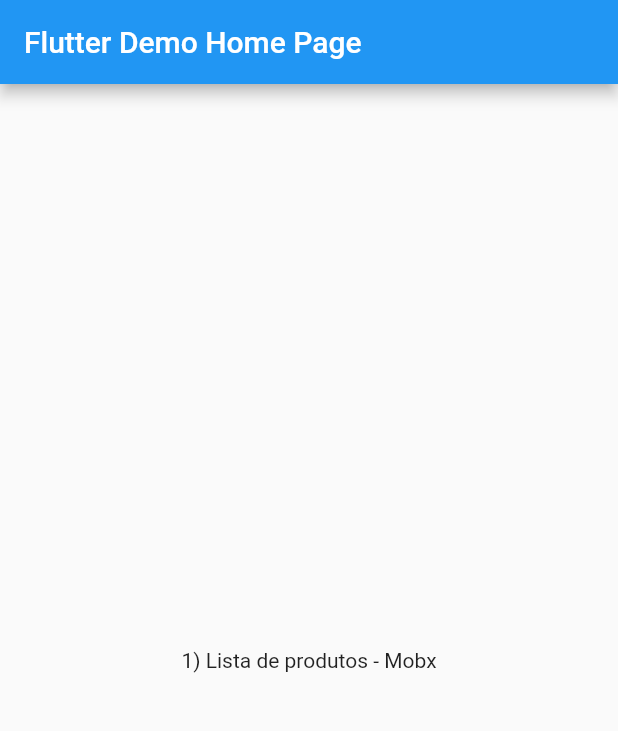
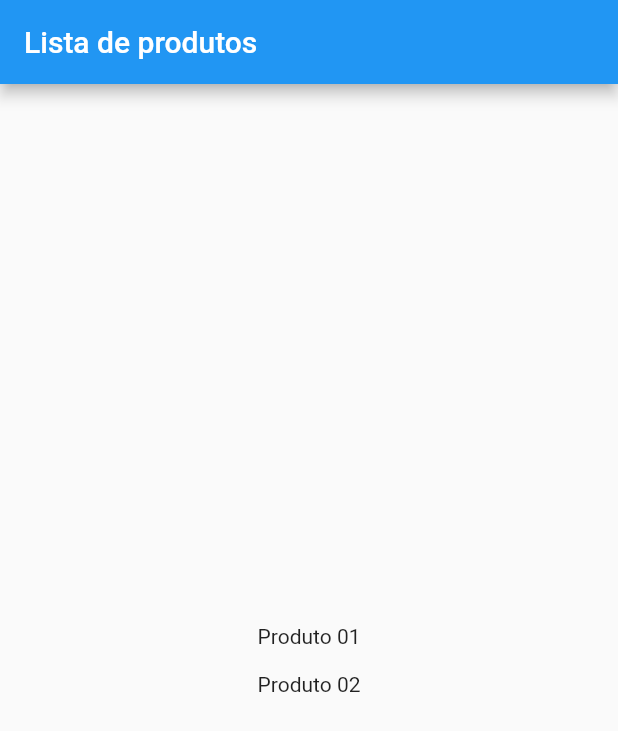
Before and after one commit to euclidesgc/poc_application, a Flutter app: the screen it shows after launch, on a phone screen of 412 x 824 dp. Shown: the top 731 px of the screen. Run offline on Flutter 3.47's test engine with Material 2 defaults, Android fonts, the phone set to English and light mode, and no system bars.

Commit message:
alterando item

```diff
--- a/lib/main.dart
+++ b/lib/main.dart
@@ -16,7 +16,7 @@ class MyApp extends StatelessWidget {
         primarySwatch: Colors.blue,
         dividerColor: Colors.transparent,
       ),
-      home: const MyHomePage(title: 'Flutter Demo Home Page'),
+      home: const MyHomePage(title: 'Lista de produtos'),
       routes: {
         '/produtos': (context) => const ProdutosPage(),
       },
@@ -43,7 +43,12 @@ class _MyHomePageState extends State<MyHomePage> {
           mainAxisAlignment: MainAxisAlignment.center,
           children: <Widget>[
             GestureDetector(
-              child: const Text('1) Lista de produtos - Mobx'),
+              child: const Text('Produto 01'),
+              onTap: () => Navigator.pushNamed(context, '/produtos'),
+            ),
+            const SizedBox(height: 16),
+            GestureDetector(
+              child: const Text('Produto 02'),
               onTap: () => Navigator.pushNamed(context, '/produtos'),
             ),
           ],
--- a/lib/src/produtos_page.dart
+++ b/lib/src/produtos_page.dart
@@ -11,7 +11,7 @@ class _ProdutosPageState extends State<ProdutosPage> {
   @override
   Widget build(BuildContext context) {
     return Scaffold(
-      appBar: AppBar(title: const Text('Lista de produtos')),
+      appBar: AppBar(title: const Text('Detalhe do produto')),
       extendBody: true,
       body: SingleChildScrollView(
         child: SizedBox(
```
